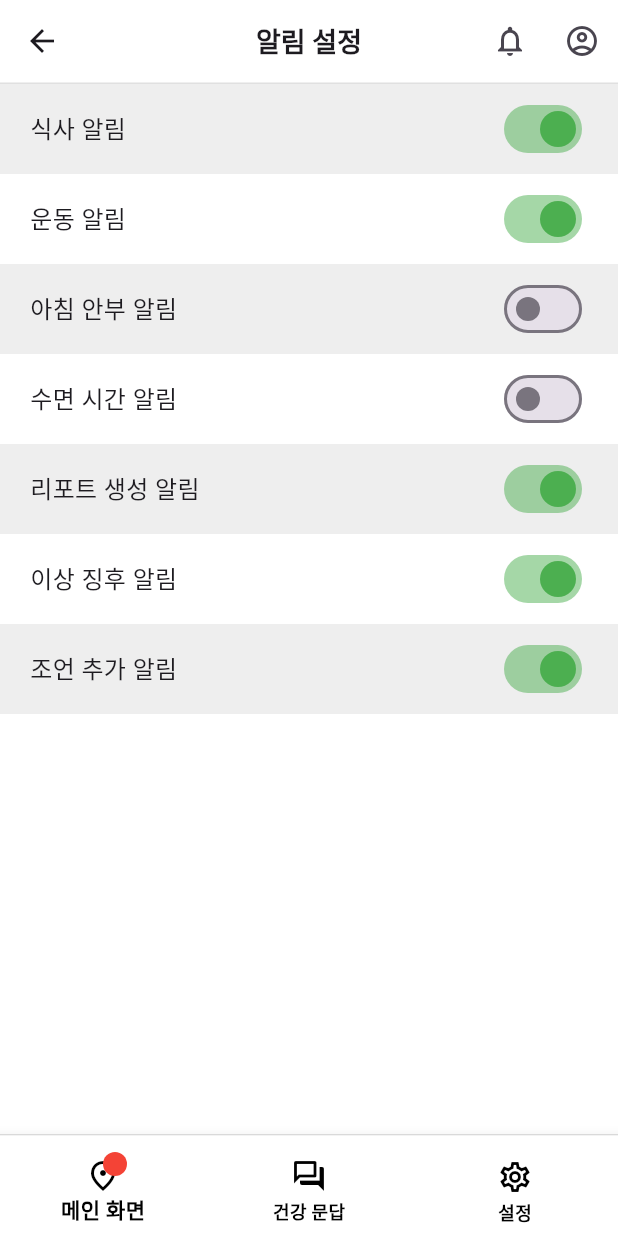
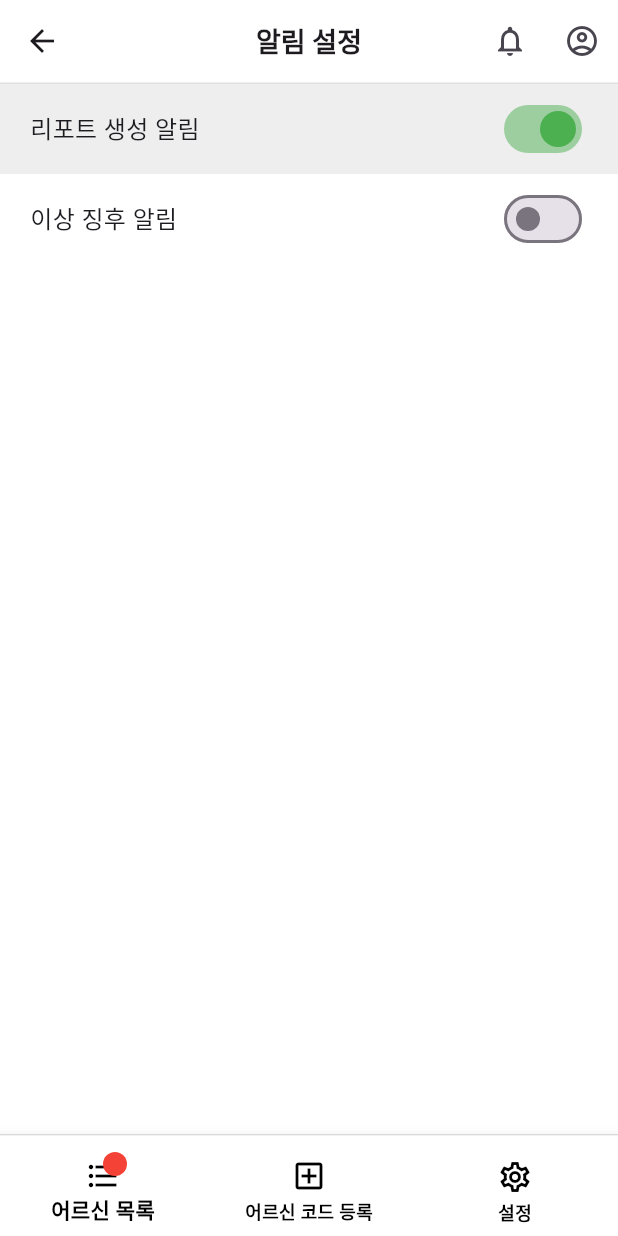
Before and after one commit to CapstonProduct/day_in_bloom_fd_v1, a Flutter app: the PermissionScreen screen opened by its route, on a phone screen of 412 x 824 dp. Run offline on Flutter 3.47's test engine with Material 3 defaults, Android fonts, the phone set to English and light mode, and no system bars; our stand-ins replace flutter_native_splash, go_router, table_calendar, youtube_player_flutter.

Commit message:
Fix: Modify navigation bar component & notification permission list

```diff
--- a/lib/features/setting/screen/permission_screen.dart
+++ b/lib/features/setting/screen/permission_screen.dart
@@ -10,13 +10,8 @@ class PermissionScreen extends StatefulWidget {
 
 class _PermissionScreenState extends State<PermissionScreen> {
   final Map<String, bool> permissions = {
-    '식사 알림': true,
-    '운동 알림': true,
-    '아침 안부 알림': false,
-    '수면 시간 알림': false,
     '리포트 생성 알림': true,
-    '이상 징후 알림': true,
-    '조언 추가 알림': true,
+    '이상 징후 알림': false,
   };
 
   @override
--- a/lib/widgets/navigation_bar.dart
+++ b/lib/widgets/navigation_bar.dart
@@ -18,8 +18,8 @@ class CustomNavigationBar extends StatelessWidget {
       child: BottomNavigationBar(
         type: BottomNavigationBarType.fixed,
         items: [
-          _buildNavItem(Icons.fmd_good_outlined, '메인 화면', 0),
-          _buildNavItem(Icons.forum_outlined, '건강 문답', 1),
+          _buildNavItem(Icons.format_list_bulleted_sharp, '어르신 목록', 0),
+          _buildNavItem(Icons.add_box_outlined, '어르신 코드 등록', 1),
           _buildNavItem(Icons.settings_outlined, '설정', 2),
         ],
         currentIndex: selectedIndex,
```
